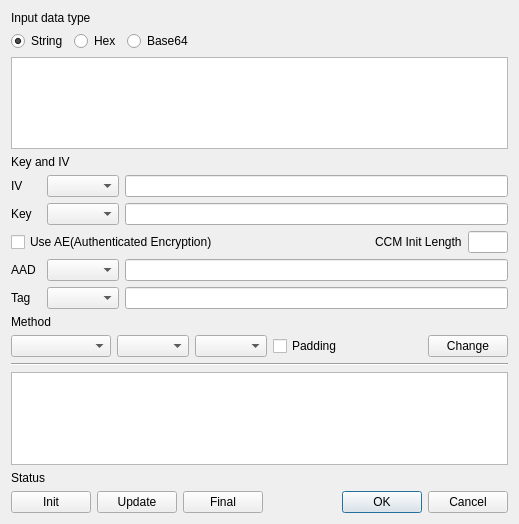
Old version of the form BerViewer/enc_dec_dlg.ui in the repository jykim74/BerEditor.
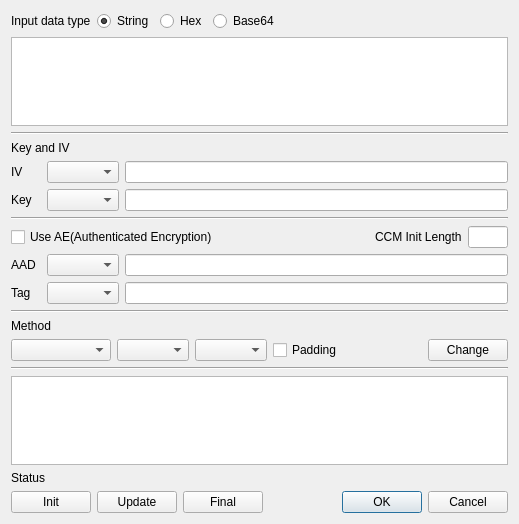
New version of the form.

Patch:
```diff
--- a/BerViewer/enc_dec_dlg.ui
+++ b/BerViewer/enc_dec_dlg.ui
@@ -14,33 +14,60 @@
    <string>Encrypt / Decrypt</string>
   </property>
   <layout class="QGridLayout" name="gridLayout">
-   <item row="11" column="0" colspan="5">
-    <layout class="QHBoxLayout" name="horizontalLayout_2">
+   <item row="9" column="0" colspan="5">
+    <layout class="QHBoxLayout" name="horizontalLayout_7">
      <item>
-      <widget class="QComboBox" name="mAlgCombo">
+      <widget class="QLabel" name="label_6">
        <property name="minimumSize">
         <size>
-         <width>100</width>
+         <width>30</width>
          <height>0</height>
         </size>
        </property>
+       <property name="text">
+        <string>AAD</string>
+       </property>
       </widget>
      </item>
      <item>
-      <widget class="QComboBox" name="mOutputTypeCombo"/>
+      <widget class="QComboBox" name="mAADTypeCombo"/>
      </item>
      <item>
-      <widget class="QComboBox" name="mMethodCombo"/>
+      <widget class="QLineEdit" name="mAADText"/>
      </item>
-     <item>
-      <widget class="QCheckBox" name="mPadCheck">
+    </layout>
+   </item>
+   <item row="8" column="0" colspan="5">
+    <layout class="QGridLayout" name="gridLayout_2">
+     <property name="topMargin">
+      <number>0</number>
+     </property>
+     <item row="0" column="0">
+      <widget class="QCheckBox" name="mUseAECheck">
        <property name="text">
-        <string>Padding</string>
+        <string>Use AE(Authenticated Encryption)</string>
        </property>
       </widget>
      </item>
-     <item>
-      <spacer name="horizontalSpacer_2">
+     <item row="0" column="3">
+      <widget class="QLineEdit" name="mCCMInitLength">
+       <property name="maximumSize">
+        <size>
+         <width>40</width>
+         <height>16777215</height>
+        </size>
+       </property>
+      </widget>
+     </item>
+     <item row="0" column="2">
+      <widget class="QLabel" name="label_8">
+       <property name="text">
+        <string>CCM Init Length</string>
+       </property>
+      </widget>
+     </item>
+     <item row="0" column="1">
+      <spacer name="horizontalSpacer_4">
        <property name="orientation">
         <enum>Qt::Horizontal</enum>
        </property>
@@ -52,23 +79,26 @@
        </property>
       </spacer>
      </item>
-     <item>
-      <widget class="QPushButton" name="mChangeBtn">
-       <property name="text">
-        <string>Change</string>
-       </property>
-      </widget>
-     </item>
     </layout>
    </item>
-   <item row="14" column="0" colspan="5">
+   <item row="7" column="0" colspan="5">
+    <widget class="Line" name="line_3">
+     <property name="orientation">
+      <enum>Qt::Horizontal</enum>
+     </property>
+    </widget>
+   </item>
+   <item row="16" column="0" colspan="5">
     <widget class="QLabel" name="mStatusLabel">
      <property name="text">
       <string>Status</string>
      </property>
     </widget>
    </item>
-   <item row="4" column="0" colspan="5">
+   <item row="15" column="0" colspan="5">
+    <widget class="QPlainTextEdit" name="mOutputText"/>
+   </item>
+   <item row="5" column="0" colspan="5">
     <layout class="QHBoxLayout" name="horizontalLayout_3">
      <item>
       <widget class="QLabel" name="label">
@@ -91,7 +121,24 @@
      </item>
     </layout>
    </item>
-   <item row="9" column="0" colspan="5">
+   <item row="12" column="0">
+    <widget class="QLabel" name="label_4">
+     <property name="text">
+      <string>Method</string>
+     </property>
+    </widget>
+   </item>
+   <item row="2" column="0" colspan="5">
+    <widget class="QPlainTextEdit" name="mInputText"/>
+   </item>
+   <item row="4" column="0">
+    <widget class="QLabel" name="label_5">
+     <property name="text">
+      <string>Key and IV</string>
+     </property>
+    </widget>
+   </item>
+   <item row="10" column="0" colspan="5">
     <layout class="QHBoxLayout" name="horizontalLayout_8">
      <item>
       <widget class="QLabel" name="label_7">
@@ -114,10 +161,109 @@
      </item>
     </layout>
    </item>
-   <item row="2" column="0" colspan="5">
-    <widget class="QPlainTextEdit" name="mInputText"/>
+   <item row="1" column="0" colspan="5">
+    <layout class="QHBoxLayout" name="horizontalLayout">
+     <item>
+      <widget class="QLabel" name="label_3">
+       <property name="text">
+        <string>Input data type</string>
+       </property>
+      </widget>
+     </item>
+     <item>
+      <widget class="QRadioButton" name="mInputStringBtn">
+       <property name="text">
+        <string>String</string>
+       </property>
+       <property name="checked">
+        <bool>true</bool>
+       </property>
+      </widget>
+     </item>
+     <item>
+      <widget class="QRadioButton" name="mInputHexBtn">
+       <property name="text">
+        <string>Hex</string>
+       </property>
+      </widget>
+     </item>
+     <item>
+      <widget class="QRadioButton" name="mInputBase64Btn">
+       <property name="text">
+        <string>Base64</string>
+       </property>
+      </widget>
+     </item>
+     <item>
+      <spacer name="horizontalSpacer">
+       <property name="orientation">
+        <enum>Qt::Horizontal</enum>
+       </property>
+       <property name="sizeHint" stdset="0">
+        <size>
+         <width>40</width>
+         <height>20</height>
+        </size>
+       </property>
+      </spacer>
+     </item>
+    </layout>
    </item>
-   <item row="5" column="0" colspan="5">
+   <item row="3" column="0" colspan="5">
+    <widget class="Line" name="line_2">
+     <property name="orientation">
+      <enum>Qt::Horizontal</enum>
+     </property>
+    </widget>
+   </item>
+   <item row="13" column="0" colspan="5">
+    <layout class="QHBoxLayout" name="horizontalLayout_2">
+     <item>
+      <widget class="QComboBox" name="mAlgCombo">
+       <property name="minimumSize">
+        <size>
+         <width>100</width>
+         <height>0</height>
+        </size>
+       </property>
+      </widget>
+     </item>
+     <item>
+      <widget class="QComboBox" name="mOutputTypeCombo"/>
+     </item>
+     <item>
+      <widget class="QComboBox" name="mMethodCombo"/>
+     </item>
+     <item>
+      <widget class="QCheckBox" name="mPadCheck">
+       <property name="text">
+        <string>Padding</string>
+       </property>
+      </widget>
+     </item>
+     <item>
+      <spacer name="horizontalSpacer_2">
+       <property name="orientation">
+        <enum>Qt::Horizontal</enum>
+       </property>
+       <property name="sizeHint" stdset="0">
+        <size>
+         <width>40</width>
+         <height>20</height>
+        </size>
+       </property>
+      </spacer>
+     </item>
+     <item>
+      <widget class="QPushButton" name="mChangeBtn">
+       <property name="text">
+        <string>Change</string>
+       </property>
+      </widget>
+     </item>
+    </layout>
+   </item>
+   <item row="6" column="0" colspan="5">
     <layout class="QHBoxLayout" name="horizontalLayout_4">
      <item>
       <widget class="QLabel" name="label_2">
@@ -140,7 +286,7 @@
      </item>
     </layout>
    </item>
-   <item row="15" column="0" colspan="5">
+   <item row="17" column="0" colspan="5">
     <layout class="QHBoxLayout" name="horizontalLayout_6">
      <property name="topMargin">
       <number>0</number>
@@ -191,144 +337,19 @@
      </item>
     </layout>
    </item>
-   <item row="3" column="0">
-    <widget class="QLabel" name="label_5">
-     <property name="text">
-      <string>Key and IV</string>
-     </property>
-    </widget>
-   </item>
-   <item row="1" column="0" colspan="5">
-    <layout class="QHBoxLayout" name="horizontalLayout">
-     <item>
-      <widget class="QRadioButton" name="mInputStringBtn">
-       <property name="text">
-        <string>String</string>
-       </property>
-       <property name="checked">
-        <bool>true</bool>
-       </property>
-      </widget>
-     </item>
-     <item>
-      <widget class="QRadioButton" name="mInputHexBtn">
-       <property name="text">
-        <string>Hex</string>
-       </property>
-      </widget>
-     </item>
-     <item>
-      <widget class="QRadioButton" name="mInputBase64Btn">
-       <property name="text">
-        <string>Base64</string>
-       </property>
-      </widget>
-     </item>
-     <item>
-      <spacer name="horizontalSpacer">
-       <property name="orientation">
-        <enum>Qt::Horizontal</enum>
-       </property>
-       <property name="sizeHint" stdset="0">
-        <size>
-         <width>40</width>
-         <height>20</height>
-        </size>
-       </property>
-      </spacer>
-     </item>
-    </layout>
-   </item>
-   <item row="0" column="0">
-    <widget class="QLabel" name="label_3">
-     <property name="text">
-      <string>Input data type</string>
-     </property>
-    </widget>
-   </item>
-   <item row="10" column="0">
-    <widget class="QLabel" name="label_4">
-     <property name="text">
-      <string>Method</string>
-     </property>
-    </widget>
-   </item>
-   <item row="8" column="0" colspan="5">
-    <layout class="QHBoxLayout" name="horizontalLayout_7">
-     <item>
-      <widget class="QLabel" name="label_6">
-       <property name="minimumSize">
-        <size>
-         <width>30</width>
-         <height>0</height>
-        </size>
-       </property>
-       <property name="text">
-        <string>AAD</string>
-       </property>
-      </widget>
-     </item>
-     <item>
-      <widget class="QComboBox" name="mAADTypeCombo"/>
-     </item>
-     <item>
-      <widget class="QLineEdit" name="mAADText"/>
-     </item>
-    </layout>
-   </item>
-   <item row="12" column="0" colspan="5">
+   <item row="14" column="0" colspan="5">
     <widget class="Line" name="line">
      <property name="orientation">
       <enum>Qt::Horizontal</enum>
      </property>
     </widget>
    </item>
-   <item row="13" column="0" colspan="5">
-    <widget class="QPlainTextEdit" name="mOutputText"/>
-   </item>
-   <item row="7" column="0" colspan="5">
-    <layout class="QGridLayout" name="gridLayout_2">
-     <property name="topMargin">
-      <number>0</number>
+   <item row="11" column="0" colspan="5">
+    <widget class="Line" name="line_4">
+     <property name="orientation">
+      <enum>Qt::Horizontal</enum>
      </property>
-     <item row="0" column="0">
-      <widget class="QCheckBox" name="mUseAECheck">
-       <property name="text">
-        <string>Use AE(Authenticated Encryption)</string>
-       </property>
-      </widget>
-     </item>
-     <item row="0" column="3">
-      <widget class="QLineEdit" name="mCCMInitLength">
-       <property name="maximumSize">
-        <size>
-         <width>40</width>
-         <height>16777215</height>
-        </size>
-       </property>
-      </widget>
-     </item>
-     <item row="0" column="2">
-      <widget class="QLabel" name="label_8">
-       <property name="text">
-        <string>CCM Init Length</string>
-       </property>
-      </widget>
-     </item>
-     <item row="0" column="1">
-      <spacer name="horizontalSpacer_4">
-       <property name="orientation">
-        <enum>Qt::Horizontal</enum>
-       </property>
-       <property name="sizeHint" stdset="0">
-        <size>
-         <width>40</width>
-         <height>20</height>
-        </size>
-       </property>
-      </spacer>
-     </item>
-    </layout>
+    </widget>
    </item>
   </layout>
  </widget>
```
